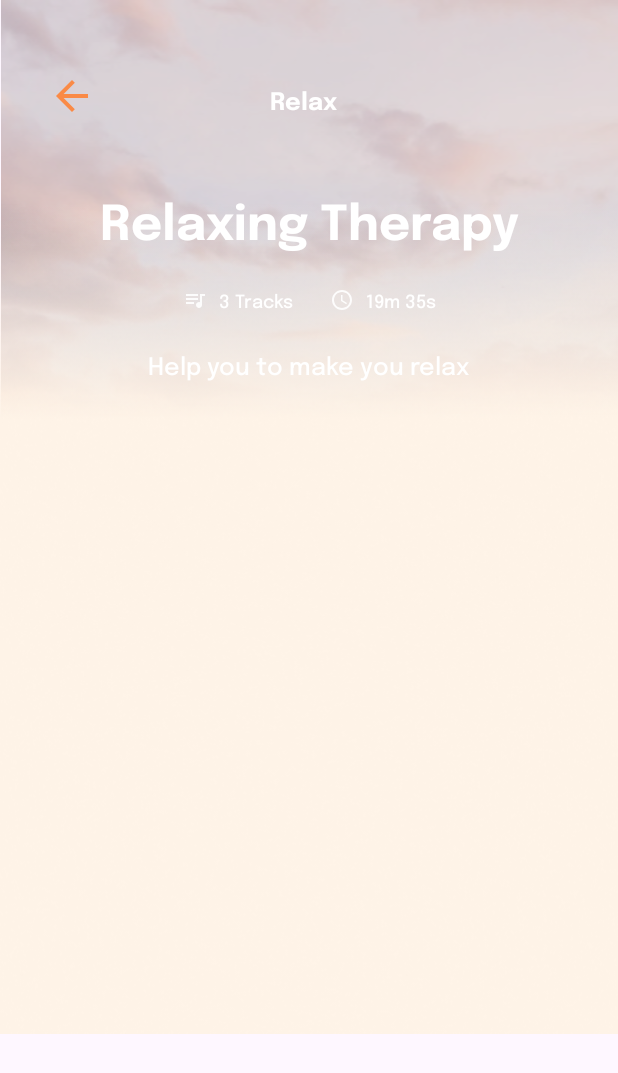
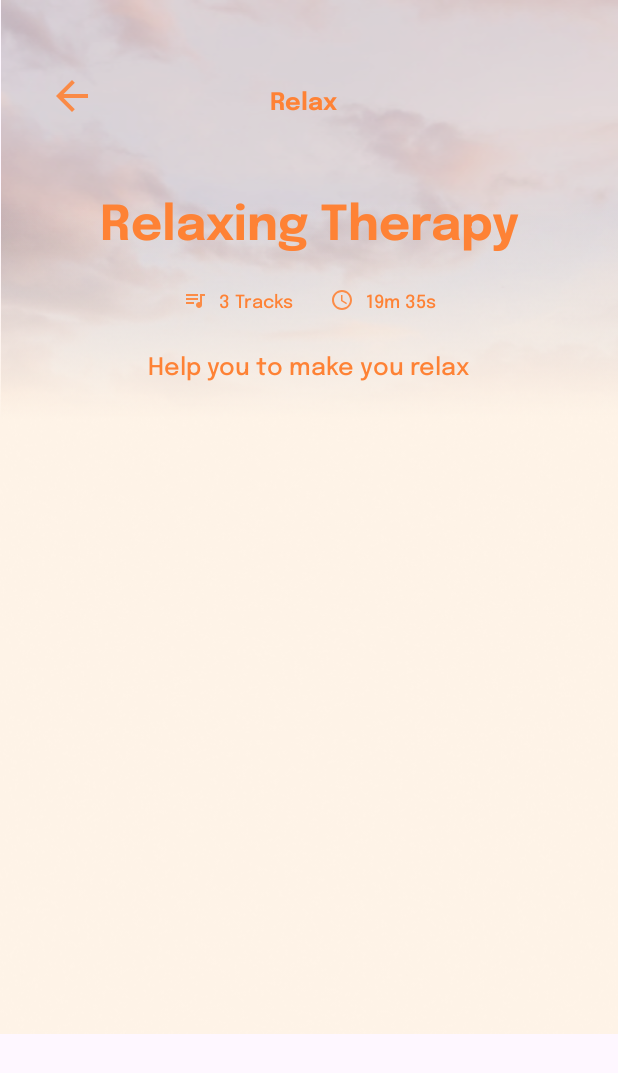
Before and after one commit to FerdinandPrabaswara/Sehati, an Android app: the MusicTherapyActivity screen opened directly, with no data from a screen before it, on a phone screen of 412 x 824 dp. Shown: the top 1073 px of the screen. Run offline under Robolectric (Android 15) with nearby library versions, the phone set to English and light mode, and no system bars; our stand-ins replace Firebase (no records; nobody signed in at launch, a user with empty details on screens opened directly).

Commit message:
Finished Music Therapy Feature

```diff
--- a/app/src/main/res/drawable/iconmusic.xml
+++ b/app/src/main/res/drawable/iconmusic.xml
@@ -1,6 +1,6 @@
 <vector android:alpha="0.9" android:autoMirrored="true"
-    android:height="16dp" android:tint="#FFFFFF"
+    android:height="16dp" android:tint="@color/orange"
     android:viewportHeight="24" android:viewportWidth="24"
     android:width="16dp" xmlns:android="http://schemas.android.com/apk/res/android">
-    <path android:fillColor="@android:color/white" android:pathData="M15,6H3v2h12V6zM15,10H3v2h12V10zM3,16h8v-2H3V16zM17,6v8.18C16.69,14.07 16.35,14 16,14c-1.66,0 -3,1.34 -3,3s1.34,3 3,3s3,-1.34 3,-3V8h3V6H17z"/>
+    <path android:fillColor="@android:color/holo_orange_dark" android:pathData="M15,6H3v2h12V6zM15,10H3v2h12V10zM3,16h8v-2H3V16zM17,6v8.18C16.69,14.07 16.35,14 16,14c-1.66,0 -3,1.34 -3,3s1.34,3 3,3s3,-1.34 3,-3V8h3V6H17z"/>
 </vector>
--- a/app/src/main/res/drawable/iconpause.xml
+++ b/app/src/main/res/drawable/iconpause.xml
@@ -1,4 +1,4 @@
-<vector android:alpha="0.9" android:height="64dp" android:tint="#FE8235"
+<vector android:alpha="0.9" android:height="64dp" android:tint="@color/white"
     android:viewportHeight="24" android:viewportWidth="24"
     android:width="64dp" xmlns:android="http://schemas.android.com/apk/res/android">
     <path android:fillColor="@android:color/white" android:pathData="M6,19h4L10,5L6,5v14zM14,5v14h4L18,5h-4z"/>
--- a/app/src/main/res/drawable/icontime.xml
+++ b/app/src/main/res/drawable/icontime.xml
@@ -1,6 +1,6 @@
-<vector android:alpha="0.9" android:height="16dp" android:tint="#FFFFFF"
+<vector android:alpha="0.9" android:height="16dp" android:tint="@color/orange"
     android:viewportHeight="24" android:viewportWidth="24"
     android:width="16dp" xmlns:android="http://schemas.android.com/apk/res/android">
-    <path android:fillColor="@android:color/white" android:pathData="M11.99,2C6.47,2 2,6.48 2,12s4.47,10 9.99,10C17.52,22 22,17.52 22,12S17.52,2 11.99,2zM12,20c-4.42,0 -8,-3.58 -8,-8s3.58,-8 8,-8 8,3.58 8,8 -3.58,8 -8,8z"/>
-    <path android:fillColor="@android:color/white" android:pathData="M12.5,7H11v6l5.25,3.15 0.75,-1.23 -4.5,-2.67z"/>
+    <path android:fillColor="@android:color/holo_orange_dark" android:pathData="M11.99,2C6.47,2 2,6.48 2,12s4.47,10 9.99,10C17.52,22 22,17.52 22,12S17.52,2 11.99,2zM12,20c-4.42,0 -8,-3.58 -8,-8s3.58,-8 8,-8 8,3.58 8,8 -3.58,8 -8,8z"/>
+    <path android:fillColor="@android:color/holo_orange_dark" android:pathData="M12.5,7H11v6l5.25,3.15 0.75,-1.23 -4.5,-2.67z"/>
 </vector>
--- a/app/src/main/res/layout/activity_confirm_medicine.xml
+++ b/app/src/main/res/layout/activity_confirm_medicine.xml
@@ -157,7 +157,7 @@
         app:layout_constraintTop_toBottomOf="@+id/textView19" />
 
     <TextView
-        android:id="@+id/textView20"
+        android:id="@+id/musicTitle"
         android:layout_width="wrap_content"
         android:layout_height="wrap_content"
         android:layout_marginStart="48dp"
@@ -175,11 +175,11 @@
         android:layout_marginTop="28dp"
         android:text="3"
         android:textSize="70px"
-        app:layout_constraintStart_toEndOf="@+id/textView20"
+        app:layout_constraintStart_toEndOf="@+id/musicTitle"
         app:layout_constraintTop_toBottomOf="@+id/textView15" />
 
     <TextView
-        android:id="@+id/textView23"
+        android:id="@+id/musicAuthor"
         android:layout_width="wrap_content"
         android:layout_height="wrap_content"
         android:layout_marginStart="64dp"
--- a/app/src/main/res/layout/activity_home.xml
+++ b/app/src/main/res/layout/activity_home.xml
@@ -193,9 +193,9 @@
         android:layout_width="129dp"
         android:layout_height="33dp"
         android:layout_marginTop="8dp"
+        app:layout_constraintStart_toStartOf="@+id/textView8"
         app:layout_constraintTop_toBottomOf="@+id/textView8"
-        app:srcCompat="@drawable/bgbuttonprimary"
-        tools:layout_editor_absoluteX="48dp" />
+        app:srcCompat="@drawable/bgbuttonprimary" />
 
     <ImageView
         android:id="@+id/imageView10"
--- a/app/src/main/res/layout/activity_music_therapy.xml
+++ b/app/src/main/res/layout/activity_music_therapy.xml
@@ -55,7 +55,7 @@
             android:fontFamily="@font/epilogue_bold"
             android:gravity="center_horizontal"
             android:text="Relaxing Therapy"
-            android:textColor="#FFFFFF"
+            android:textColor="@color/orange"
             android:textSize="32sp"
             app:layout_constraintStart_toStartOf="parent"
             app:layout_constraintTop_toBottomOf="@+id/pageRelax" />
@@ -96,7 +96,7 @@
                     android:layout_marginLeft="8dp"
                     android:fontFamily="@font/epilogue_medium"
                     android:text="3 Tracks"
-                    android:textColor="#FFFFFF"
+                    android:textColor="@color/orange"
                     android:textSize="12sp"
                     tools:layout_editor_absoluteX="144dp"
                     tools:layout_editor_absoluteY="223dp" />
@@ -130,7 +130,7 @@
                     android:layout_marginLeft="8dp"
                     android:fontFamily="@font/epilogue_medium"
                     android:text="19m 35s"
-                    android:textColor="#FFFFFF"
+                    android:textColor="@color/orange"
                     android:textSize="12sp"
                     tools:layout_editor_absoluteX="242dp"
                     tools:layout_editor_absoluteY="223dp" />
@@ -145,7 +145,7 @@
             android:layout_marginTop="24dp"
             android:fontFamily="@font/epilogue_medium"
             android:text="Help you to make you relax"
-            android:textColor="#FFFFFF"
+            android:textColor="@color/orange"
             android:textSize="16sp"
             app:layout_constraintEnd_toEndOf="parent"
             app:layout_constraintHorizontal_bias="0.497"
@@ -162,7 +162,7 @@
         android:layout_marginTop="56dp"
         android:fontFamily="@font/epilogue_bold"
         android:text="Relax"
-        android:textColor="#FFFFFF"
+        android:textColor="@color/orange"
         android:textSize="16sp"
         app:layout_constraintStart_toEndOf="@+id/btBack"
         app:layout_constraintTop_toTopOf="@+id/imageView11" />
```
Also changed, not shown: app/src/main/AndroidManifest.xml (+5 -2 lines), app/src/main/java/com/example/sehati/RelaxMusic.java (+125 -1 lines), app/src/main/java/com/example/sehati/adapter/MusicTherapyAdapter.java (+16 -0 lines), app/src/main/res/layout/activity_relax_music.xml (+18 -17 lines).
